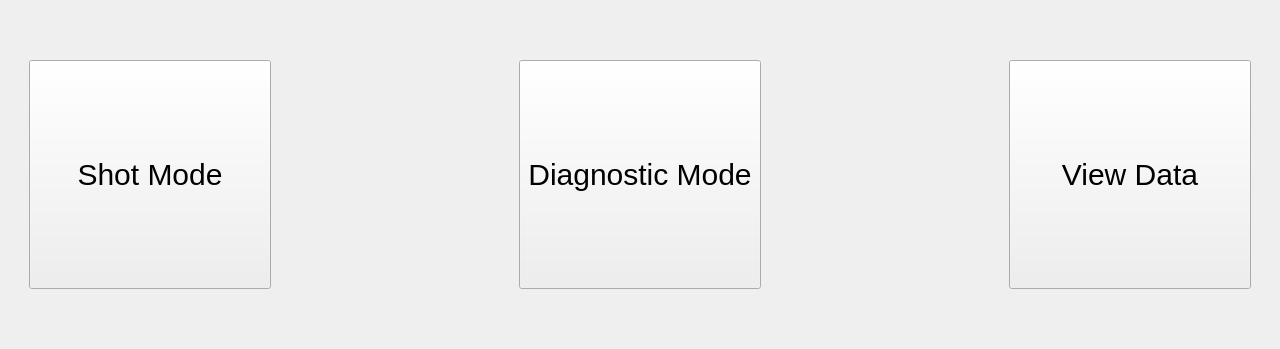
This is frontend/FrontPage.ui in YCP-Rev-Metrix/BallSpinner-Controller-v2 as Qt 5 draws it before an edit; both pictures show x 0 to 1280 and y 299 to 648 of the 1280 by 864 pixel window. The edited form follows.
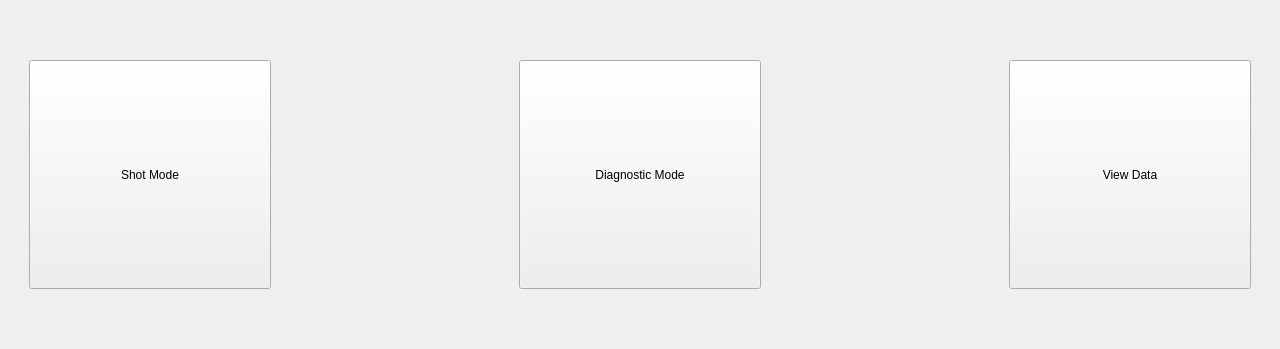
This is the edited form. Icons and pictures are not drawn.

Commit message: Added Global style sheet and accent color

Diff of the .ui file:
```diff
--- a/frontend/FrontPage.ui
+++ b/frontend/FrontPage.ui
@@ -37,9 +37,6 @@
              <height>50</height>
             </size>
            </property>
-           <property name="styleSheet">
-            <string notr="true">font-size: 30px</string>
-           </property>
            <property name="text">
             <string>Diagnostic Mode</string>
            </property>
@@ -59,9 +56,6 @@
              <height>50</height>
             </size>
            </property>
-           <property name="styleSheet">
-            <string notr="true">font-size: 30px</string>
-           </property>
            <property name="text">
             <string>View Data</string>
            </property>
@@ -81,9 +75,6 @@
              <height>80</height>
             </size>
            </property>
-           <property name="styleSheet">
-            <string notr="true">font-size: 30px</string>
-           </property>
            <property name="text">
             <string>Shot Mode</string>
            </property>
```
Left out of the diff: 3 changed lines with no effect on the pictures. The commit also changes 13 other files.
